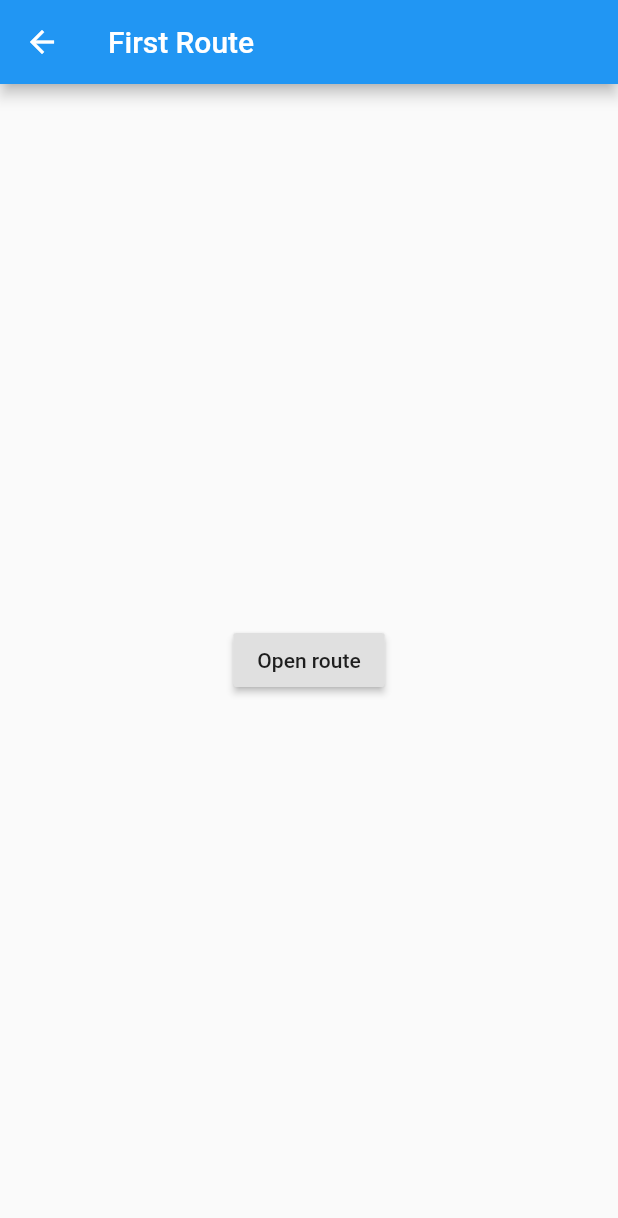
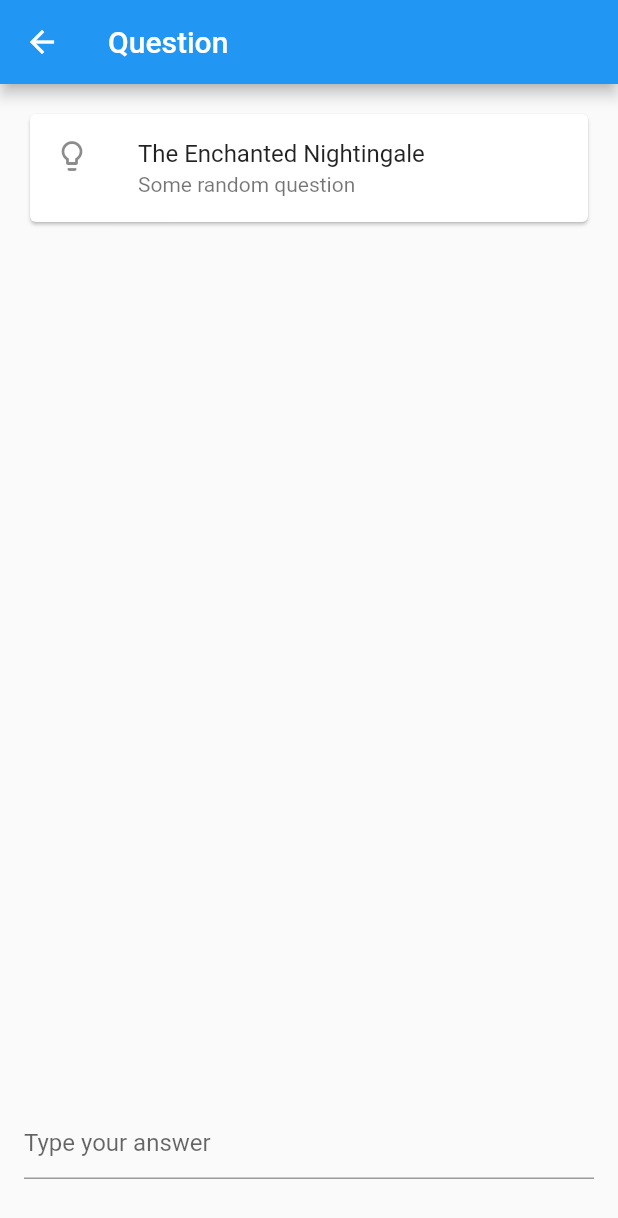
Before and after one commit to surajahmed/perffers-flutter, a Flutter app: the QuestionChat screen opened by its route, on a phone screen of 412 x 824 dp. Shown: the top 1218 px of the screen. Run offline on Flutter 3.47's test engine with Material 2 defaults, Android fonts, the phone set to English and light mode, and no system bars.

Commit message:
basic question chat screen

```diff
--- a/lib/Screens/QuestionChat/index.dart
+++ b/lib/Screens/QuestionChat/index.dart
@@ -5,17 +5,50 @@ class QuestionChat extends StatelessWidget {
   @override
   Widget build(BuildContext context) {
     return Scaffold(
-      appBar: AppBar(
-        title: Text('First Route'),
-      ),
-      body: Center(
-        child: RaisedButton(
-          child: Text('Open route'),
-          onPressed: () {
-            Navigator.of(context).pushNamed('/questionChat');
-          },
+        appBar: AppBar(
+          title: Text('Question'),
         ),
-      ),
-    );
+        body: new Container(
+            margin: new EdgeInsets.all(16),
+            child: new Column(
+              children: <Widget>[
+                Card(
+                  child: Column(
+                    mainAxisSize: MainAxisSize.min,
+                    children: <Widget>[
+                      const ListTile(
+                        leading: Icon(Icons.lightbulb_outline),
+                        title: Text('The Enchanted Nightingale'),
+                        subtitle: Text('Some random question'),
+                      ),
+                    ],
+                  ),
+                ),
+                // new Row(
+                //   mainAxisAlignment: MainAxisAlignment.spaceBetween,
+                //   children: <Widget>[
+                Flexible(
+                  flex: 1,
+                  child: new Container(),
+                ),
+
+                new Container(
+                    height: 70.0,
+                    child: new TextFormField(
+                        style: TextStyle(
+                            color: Color.fromRGBO(00, 00, 00, 1),
+                            fontSize: 16.0,
+                            fontWeight: FontWeight.normal),
+                        key: key,
+                        obscureText: false,
+                        keyboardType: TextInputType.text,
+                        onSaved: (String email) {
+                          // user.email = email;
+                        },
+                        decoration: new InputDecoration(
+                          hintText: "Type your answer",
+                        ))),
+              ],
+            )));
   }
 }
```
